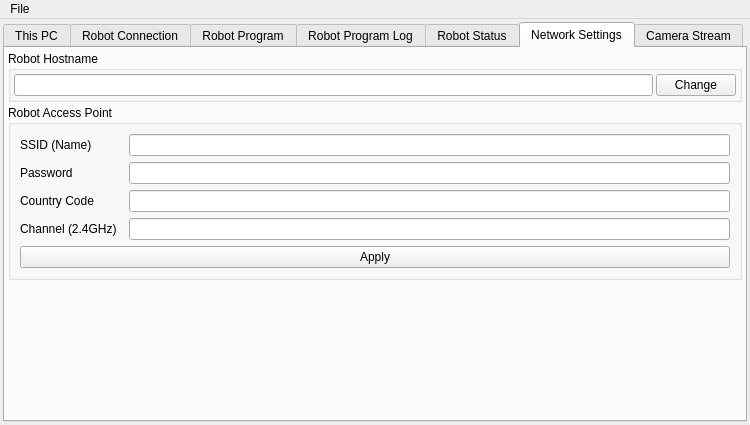
Qt form ui/deploy_tool.ui (ArPiRobot/ArPiRobot-DeployTool) before a commit.
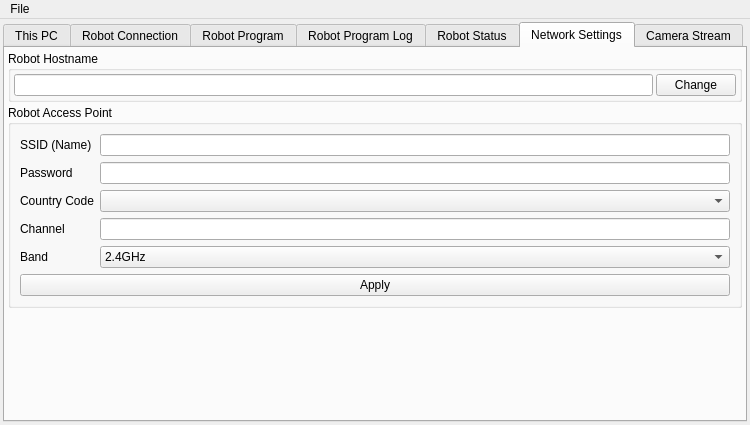
The same form after that commit. The open tabs and pages were chosen to show the change. Icons and pictures are not drawn.

Commit message: Change network UI to use comboboxes for country codes

```diff
--- a/ui/deploy_tool.ui
+++ b/ui/deploy_tool.ui
@@ -850,6 +850,27 @@
            <string>Robot Access Point</string>
           </property>
           <layout class="QGridLayout" name="gridLayout_4">
+           <item row="5" column="0" colspan="2">
+            <widget class="QPushButton" name="btn_wifi_apply">
+             <property name="text">
+              <string>Apply</string>
+             </property>
+            </widget>
+           </item>
+           <item row="1" column="1">
+            <widget class="QLineEdit" name="txt_wifi_pass">
+             <property name="inputMask">
+              <string notr="true"/>
+             </property>
+            </widget>
+           </item>
+           <item row="0" column="1">
+            <widget class="QLineEdit" name="txt_wifi_ssid">
+             <property name="inputMask">
+              <string notr="true"/>
+             </property>
+            </widget>
+           </item>
            <item row="1" column="0">
             <widget class="QLabel" name="label_15">
              <property name="text">
@@ -857,38 +878,17 @@
              </property>
             </widget>
            </item>
-           <item row="0" column="0">
-            <widget class="QLabel" name="label_14">
+           <item row="4" column="0">
+            <widget class="QLabel" name="label_12">
              <property name="text">
-              <string>SSID (Name)</string>
-             </property>
-            </widget>
-           </item>
-           <item row="0" column="2">
-            <widget class="QLineEdit" name="txt_wifi_ssid">
-             <property name="inputMask">
-              <string notr="true"/>
+              <string>Band</string>
              </property>
             </widget>
            </item>
            <item row="3" column="0">
             <widget class="QLabel" name="label_17">
              <property name="text">
-              <string>Channel (2.4GHz)</string>
-             </property>
-            </widget>
-           </item>
-           <item row="2" column="2">
-            <widget class="QLineEdit" name="txt_wifi_country">
-             <property name="inputMask">
-              <string notr="true"/>
-             </property>
-            </widget>
-           </item>
-           <item row="1" column="2">
-            <widget class="QLineEdit" name="txt_wifi_pass">
-             <property name="inputMask">
-              <string notr="true"/>
+              <string>Channel</string>
              </property>
             </widget>
            </item>
@@ -899,20 +899,41 @@
              </property>
             </widget>
            </item>
-           <item row="4" column="0" colspan="3">
-            <widget class="QPushButton" name="btn_wifi_apply">
-             <property name="text">
-              <string>Apply</string>
-             </property>
-            </widget>
-           </item>
-           <item row="3" column="2">
+           <item row="3" column="1">
             <widget class="QLineEdit" name="txt_wifi_channel">
              <property name="inputMask">
               <string notr="true"/>
              </property>
             </widget>
            </item>
+           <item row="0" column="0">
+            <widget class="QLabel" name="label_14">
+             <property name="text">
+              <string>SSID (Name)</string>
+             </property>
+            </widget>
+           </item>
+           <item row="4" column="1">
+            <widget class="QComboBox" name="cbx_wifi_band">
+             <property name="toolTip">
+              <string>2.4GHz (recommended) - longer range but slower speeds
+5.0GHz - shorter range but faster speeds</string>
+             </property>
+             <item>
+              <property name="text">
+               <string>2.4GHz</string>
+              </property>
+             </item>
+             <item>
+              <property name="text">
+               <string>5.0GHz</string>
+              </property>
+             </item>
+            </widget>
+           </item>
+           <item row="2" column="1">
+            <widget class="QComboBox" name="cbx_wifi_country"/>
+           </item>
           </layout>
          </widget>
         </item>
```
Left out of the diff: 6 changed lines with no effect on the pictures. The commit also changes 2 other files.
